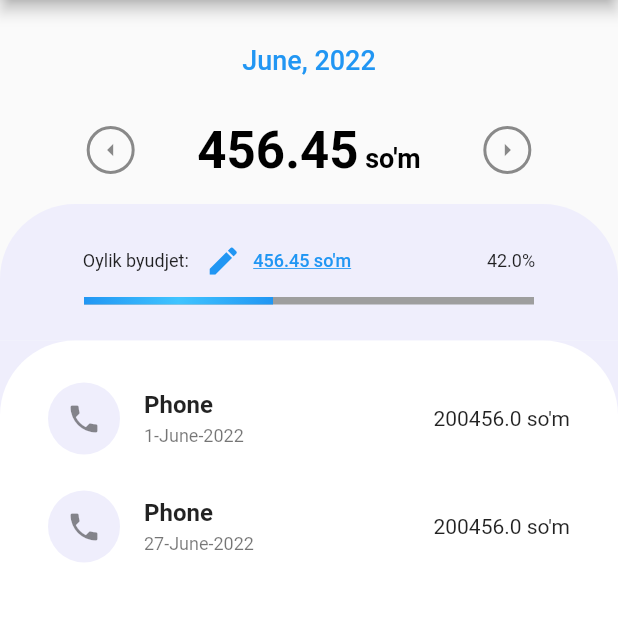
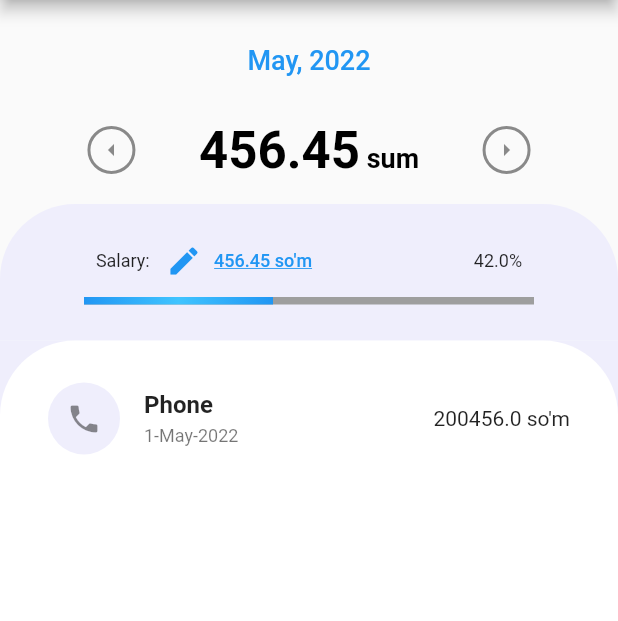
Before and after one commit to Jaloliddin-Fozilov/mywallet, a Flutter app: the screen it shows after launch, after a tap on the "arrow left" icon, on a phone screen of 412 x 824 dp, the part 84-705 px from its top. Run offline on Flutter 3.47's test engine with Material 2 defaults, Android fonts, the phone set to English and light mode, and no system bars; drawn by our look-alikes of percent_indicator; our stand-ins replace bloc, flutter_bloc, month_picker_dialog.

Commit message:
date complete

```diff
--- /dev/null
+++ b/lib/logic/balance/balance_cubit.dart
@@ -0,0 +1,8 @@
+import 'package:bloc/bloc.dart';
+import 'package:meta/meta.dart';
+
+part 'balance_state.dart';
+
+class BalanceCubit extends Cubit<BalanceState> {
+  BalanceCubit() : super(BalanceInitial());
+}
--- /dev/null
+++ b/lib/logic/balance/balance_state.dart
@@ -0,0 +1,6 @@
+part of 'balance_cubit.dart';
+
+@immutable
+abstract class BalanceState {}
+
+class BalanceInitial extends BalanceState {}
--- a/lib/logic/cubit/date_cubit.dart
+++ /dev/null
@@ -1,48 +0,0 @@
-import 'dart:async';
-import 'package:bloc/bloc.dart';
-import 'package:meta/meta.dart';
-import 'package:mywallet/data/models/expense.dart';
-import 'package:mywallet/logic/expense/expense_cubit.dart';
-
-part 'date_state.dart';
-
-class DateCubit extends Cubit<DateState> {
-  late final StreamSubscription expenseCubitSubscription;
-  final ExpenseCubit expenseCubit;
-  DateCubit(this.expenseCubit) : super(DateInitial(DateTime.now())) {
-    expenseCubitSubscription = expenseCubit.stream.listen((ExpenseState state) {
-      getExpensesByFilter();
-    });
-  }
-
-  void getExpensesByFilter() {
-    print('${state.date!} state.date');
-    final expenses = expenseCubit.state.expenses!
-        .where((expense) =>
-            expense.date.month == state.date!.month &&
-            expense.date.year == state.date!.year)
-        .toList();
-    emit(ChangeExpensesDate(expenses));
-  }
-
-  void changeDate(DateTime date) {
-    emit(ChangeDateState(date));
-  }
-
-  void previousMonth(DateTime date) {
-    print('${state.date!} previousMonth');
-    DateTime activeDate = DateTime(date.year, date.month - 1);
-    emit(ChangeDateState(activeDate));
-  }
-
-  void nextMonth(DateTime date) {
-    DateTime activeDate = DateTime(date.year, date.month + 1);
-    emit(ChangeDateState(activeDate));
-  }
-
-  @override
-  Future<void> close() {
-    expenseCubitSubscription.cancel();
-    return super.close();
-  }
-}
--- /dev/null
+++ b/lib/logic/date/date_cubit.dart
@@ -0,0 +1,16 @@
+import 'package:bloc/bloc.dart';
+import 'package:meta/meta.dart';
+import 'package:mywallet/data/models/expense.dart';
+
+part 'date_state.dart';
+
+class DateCubit extends Cubit<DateState> {
+  DateCubit() : super(DateInitial(DateTime.now()));
+  DateTime get getActiveDate {
+    return state.date!;
+  }
+
+  void changeDate(DateTime date) {
+    emit(ChangeActiveDate(date));
+  }
+}
--- a/lib/logic/cubit/date_state.dart
+++ b/lib/logic/date/date_state.dart
@@ -8,16 +8,16 @@ abstract class DateState {
 }
 
 class DateInitial extends DateState {
-  const DateInitial(DateTime date) : super(date: date);
-}
-
-class ChangeDateState extends DateState {
-  final DateTime activeDate;
-  const ChangeDateState(this.activeDate) : super(date: activeDate);
+  const DateInitial(DateTime dateTime) : super(date: dateTime);
 }
 
 class ChangeExpensesDate extends DateState {
   final List<Expense> expenses;
 
-  ChangeExpensesDate(this.expenses);
+  const ChangeExpensesDate(this.expenses);
 }
+
+class ChangeActiveDate extends DateState {
+  final DateTime date;
+  const ChangeActiveDate(this.date) : super(date: date);
+}
--- a/lib/logic/expense/expense_cubit.dart
+++ b/lib/logic/expense/expense_cubit.dart
@@ -4,16 +4,15 @@ import 'package:meta/meta.dart';
 import 'package:mywallet/logic/user/user_cubit.dart';
 
 import '../../data/models/expense.dart';
-import '../cubit/date_cubit.dart';
+import '../date/date_cubit.dart';
 
 part 'expense_state.dart';
 
 class ExpenseCubit extends Cubit<ExpenseState> {
   final UserCubit userCubit;
+  final DateCubit dateCubit;
 
-  ExpenseCubit({required this.userCubit})
-      : super(
-          ExpenseInitial([
+  List<Expense> list = [
     Expense(
       id: UniqueKey().toString(),
       title: 'Phone',
@@ -37,16 +36,26 @@ class ExpenseCubit extends Cubit<ExpenseState> {
       userId: '1',
       price: 200456,
       icon: Icons.phone,
-            ),
-          ]),
-        );
+    )
+  ];
+
+  List<Expense> get expensesList {
+    return [...list];
+  }
+
+  ExpenseCubit({required this.userCubit, required this.dateCubit})
+      : super(ExpenseInitial());
 
   void getExpenses() {
     final user = userCubit.currentUser;
-    final expenses =
-        state.expenses!.where((expense) => expense.userId == user.id).toList();
-    print(expenses);
-    emit(ExpenseInitial(expenses));
+    final date = dateCubit.getActiveDate;
+    emit(ExpenseLoaded(expensesList));
+    final expenses = state.expenses!
+        .where((expense) =>
+            expense.userId == user.id &&
+            expense.date.month == date.month &&
+            expense.date.year == date.year)
+        .toList();
     emit(ExpenseLoaded(expenses));
   }
 
@@ -66,7 +75,8 @@ class ExpenseCubit extends Cubit<ExpenseState> {
         price: price,
         icon: icon,
       );
-      final expenses = [...state.expenses!, todo];
+      list.add(todo);
+      final List<Expense> expenses = list;
       emit(ExpenseAdded());
       emit(ExpenseLoaded(expenses));
     } catch (e) {
--- a/lib/logic/expense/expense_state.dart
+++ b/lib/logic/expense/expense_state.dart
@@ -7,11 +7,7 @@ abstract class ExpenseState {
   const ExpenseState({this.expenses});
 }
 
-class ExpenseInitial extends ExpenseState {
-  final List<Expense> expenses;
-
-  const ExpenseInitial(this.expenses);
-}
+class ExpenseInitial extends ExpenseState {}
 
 class ExpenseAdded extends ExpenseState {}
 
--- a/lib/main.dart
+++ b/lib/main.dart
@@ -4,7 +4,7 @@ import 'package:mywallet/logic/expense/expense_cubit.dart';
 import 'package:mywallet/logic/user/user_cubit.dart';
 import 'package:mywallet/presentation/screens/home_screen.dart';
 
-import 'logic/cubit/date_cubit.dart';
+import 'logic/date/date_cubit.dart';
 
 void main() {
   runApp(const MyApp());
@@ -20,10 +20,12 @@ class MyApp extends StatelessWidget {
           create: (ctx) => UserCubit(),
         ),
         BlocProvider(
-          create: (ctx) => ExpenseCubit(userCubit: ctx.read<UserCubit>()),
+          create: (ctx) => DateCubit(),
         ),
         BlocProvider(
-          create: (ctx) => DateCubit(ctx.read<ExpenseCubit>()),
+          create: (ctx) => ExpenseCubit(
+              userCubit: ctx.read<UserCubit>(),
+              dateCubit: ctx.read<DateCubit>()),
         ),
       ],
       child: MaterialApp(
--- a/lib/presentation/screens/home_screen.dart
+++ b/lib/presentation/screens/home_screen.dart
@@ -13,6 +13,7 @@ class HomeScreen extends StatelessWidget {
 
   @override
   Widget build(BuildContext context) {
+    context.read<ExpenseCubit>().getExpenses();
     return Scaffold(
       appBar: AppBar(
         centerTitle: true,
@@ -36,7 +37,7 @@ class HomeScreen extends StatelessWidget {
       body: Column(
         children: [
           const ActiveDate(),
-          MoneyWidget(456.45),
+          MoneyWidget(totalPriceSum: 456.45),
           PercentWidget(() {}, 456.45, 42),
           const ExpensesBlock(),
         ],
--- a/lib/presentation/widgets/active_date.dart
+++ b/lib/presentation/widgets/active_date.dart
@@ -2,9 +2,7 @@ import 'package:flutter/material.dart';
 import 'package:intl/intl.dart';
 import 'package:flutter_bloc/flutter_bloc.dart';
 import 'package:month_picker_dialog/month_picker_dialog.dart';
-import 'package:mywallet/logic/cubit/date_cubit.dart';
-
-import '../../logic/expense/expense_cubit.dart';
+import 'package:mywallet/logic/date/date_cubit.dart';
 
 class ActiveDate extends StatefulWidget {
   const ActiveDate({Key? key}) : super(key: key);
@@ -58,11 +56,23 @@ class _ActiveDateState extends State<ActiveDate> {
             onPressed: () {
               selectDate(context);
             },
-            child: Text(
-              DateFormat("MMMM, yyyy")
-                  .format(context.read<DateCubit>().state.date!),
-              style: TextStyle(
-                  color: Theme.of(context).primaryColor, fontSize: 18),
+            child: BlocBuilder<DateCubit, DateState>(
+              builder: (context, state) {
+                if (state is ChangeActiveDate) {
+                  return Text(
+                    DateFormat("MMMM, yyyy")
+                        .format(context.read<DateCubit>().getActiveDate),
+                    style: TextStyle(
+                        color: Theme.of(context).primaryColor, fontSize: 18),
+                  );
+                }
+                return Text(
+                  DateFormat("MMMM, yyyy")
+                      .format(context.read<DateCubit>().getActiveDate),
+                  style: TextStyle(
+                      color: Theme.of(context).primaryColor, fontSize: 18),
+                );
+              },
             ),
           ),
         ],
--- a/lib/presentation/widgets/add_expense_modal.dart
+++ b/lib/presentation/widgets/add_expense_modal.dart
@@ -1,7 +1,7 @@
 import 'package:flutter/material.dart';
 import 'package:intl/intl.dart';
 import 'package:flutter_bloc/flutter_bloc.dart';
-import 'package:mywallet/logic/cubit/date_cubit.dart';
+import 'package:mywallet/logic/date/date_cubit.dart';
 // import 'package:flutter_iconpicker/flutter_iconpicker.dart';
 import 'package:mywallet/logic/expense/expense_cubit.dart';
 
@@ -28,7 +28,6 @@ class _AddExpenseModalState extends State<AddExpenseModal> {
     }
     context.read<ExpenseCubit>().addExpense(expenseTitle.text,
         double.parse(expensePrice.text), selectedIcon!, selectedDay!);
-    context.read<ExpenseCubit>().getExpenses();
     Navigator.of(context).pop();
   }
 
--- a/lib/presentation/widgets/expenses_block.dart
+++ b/lib/presentation/widgets/expenses_block.dart
@@ -1,6 +1,6 @@
 import 'package:flutter/material.dart';
 import 'package:flutter_bloc/flutter_bloc.dart';
-import 'package:mywallet/logic/cubit/date_cubit.dart';
+import 'package:mywallet/logic/date/date_cubit.dart';
 import 'package:mywallet/logic/expense/expense_cubit.dart';
 import 'package:mywallet/presentation/widgets/expense_widget.dart';
 
@@ -14,8 +14,6 @@ class ExpensesBlock extends StatefulWidget {
 class _ExpensesBlockState extends State<ExpensesBlock> {
   @override
   Widget build(BuildContext context) {
-    context.read<ExpenseCubit>().getExpenses();
-
     return Expanded(
       child: Scaffold(
         backgroundColor: const Color(0xffEFEEFC),
@@ -28,18 +26,16 @@ class _ExpensesBlockState extends State<ExpensesBlock> {
               topLeft: Radius.circular(50.0),
             ),
           ),
-          child: BlocListener<ExpenseCubit, ExpenseState>(
+          child: BlocListener<DateCubit, DateState>(
             listener: (context, state) {
-              if (state is ExpenseAdded) {
-                setState(() {
-                  context.watch<ExpenseCubit>().getExpenses();
-                });
+              if (state is ChangeActiveDate) {
+                context.read<ExpenseCubit>().getExpenses();
               }
             },
-            child: BlocBuilder<DateCubit, DateState>(
+            child: BlocBuilder<ExpenseCubit, ExpenseState>(
               builder: (context, state) {
                 context.read<ExpenseCubit>().getExpenses();
-                if (state is ChangeExpensesDate) {
+                if (state is ExpenseLoaded) {
                   return state.expenses.isEmpty
                       ? Center(
                           child: Column(
--- a/lib/presentation/widgets/money_widget.dart
+++ b/lib/presentation/widgets/money_widget.dart
@@ -1,14 +1,12 @@
 import 'package:flutter/material.dart';
 import 'package:flutter_bloc/flutter_bloc.dart';
 import 'package:intl/intl.dart';
-import 'package:mywallet/logic/cubit/date_cubit.dart';
+import 'package:mywallet/logic/date/date_cubit.dart';
 
 class MoneyWidget extends StatelessWidget {
   final double totalPriceSum;
 
-  MoneyWidget(
-    this.totalPriceSum,
-  );
+  const MoneyWidget({Key? key, required this.totalPriceSum}) : super(key: key);
 
   @override
   Widget build(BuildContext context) {
@@ -26,31 +24,34 @@ class MoneyWidget extends StatelessWidget {
               radius: 14,
               backgroundColor: Colors.transparent,
               child: IconButton(
-                icon: Icon(Icons.arrow_left),
+                icon: const Icon(Icons.arrow_left),
                 color: Colors.black45,
                 iconSize: 20,
                 padding: const EdgeInsets.all(0),
-                onPressed: () => context
-                    .read<DateCubit>()
-                    .previousMonth(context.read<DateCubit>().state.date!),
+                onPressed: () => context.read<DateCubit>().changeDate(
+                      DateTime(
+                        context.read<DateCubit>().getActiveDate.year,
+                        context.read<DateCubit>().getActiveDate.month - 1,
+                      ),
+                    ),
               ),
             ),
           ),
           RichText(
             text: TextSpan(
-              style: TextStyle(
+              style: const TextStyle(
                 color: Colors.black,
                 fontWeight: FontWeight.bold,
               ),
               children: [
                 TextSpan(
                   text: NumberFormat.currency(symbol: "").format(totalPriceSum),
-                  style: TextStyle(
+                  style: const TextStyle(
                     fontSize: 34,
                   ),
                 ),
-                TextSpan(
-                  text: " so'm",
+                const TextSpan(
+                  text: " sum",
                   style: TextStyle(
                     fontSize: 18,
                   ),
@@ -67,13 +68,16 @@ class MoneyWidget extends StatelessWidget {
               radius: 14,
               backgroundColor: Colors.transparent,
               child: IconButton(
-                icon: Icon(Icons.arrow_right),
+                icon: const Icon(Icons.arrow_right),
                 color: Colors.black45,
                 iconSize: 20,
                 padding: const EdgeInsets.all(0),
-                onPressed: () => context
-                    .read<DateCubit>()
-                    .nextMonth(context.read<DateCubit>().state.date!),
+                onPressed: () => context.read<DateCubit>().changeDate(
+                      DateTime(
+                        context.read<DateCubit>().getActiveDate.year,
+                        context.read<DateCubit>().getActiveDate.month + 1,
+                      ),
+                    ),
               ),
             ),
           ),
--- a/lib/presentation/widgets/percent_widget.dart
+++ b/lib/presentation/widgets/percent_widget.dart
@@ -26,7 +26,7 @@ class _PercentWidgetState extends State<PercentWidget> {
   @override
   Widget build(BuildContext context) {
     return Container(
-      decoration: BoxDecoration(
+      decoration: const BoxDecoration(
         color: Color(0xffEFEEFC),
         borderRadius: BorderRadius.only(
           topRight: Radius.circular(50.0),
@@ -41,18 +41,18 @@ class _PercentWidgetState extends State<PercentWidget> {
             children: [
               Row(
                 children: [
-                  Text(
-                    "Oylik byudjet: ",
+                  const Text(
+                    "Salary: ",
                     style: TextStyle(fontSize: 12),
                   ),
                   TextButton.icon(
                     onPressed: () {
                       widget._allBudjet(context);
                     },
-                    icon: Icon(Icons.edit),
+                    icon: const Icon(Icons.edit),
                     label: Text(
                       "${NumberFormat.currency(symbol: "").format(widget.budjet)} so'm",
-                      style: TextStyle(
+                      style: const TextStyle(
                         fontSize: 12,
                         decoration: TextDecoration.underline,
                       ),
@@ -62,7 +62,7 @@ class _PercentWidgetState extends State<PercentWidget> {
               ),
               Text(
                 "${widget.percentCalc.toStringAsFixed(1)}%",
-                style: TextStyle(fontSize: 12),
+                style: const TextStyle(fontSize: 12),
               ),
             ],
           ),
@@ -76,7 +76,7 @@ class _PercentWidgetState extends State<PercentWidget> {
                     ? double.parse(widget.percentCalc.toStringAsFixed(1)) / 100
                     : 1,
             backgroundColor: Colors.grey,
-            linearGradient: LinearGradient(
+            linearGradient: const LinearGradient(
               colors: [
                 Colors.blue,
                 Colors.lightBlueAccent,
```
Lines whose indentation alone changed are shown as unchanged.
